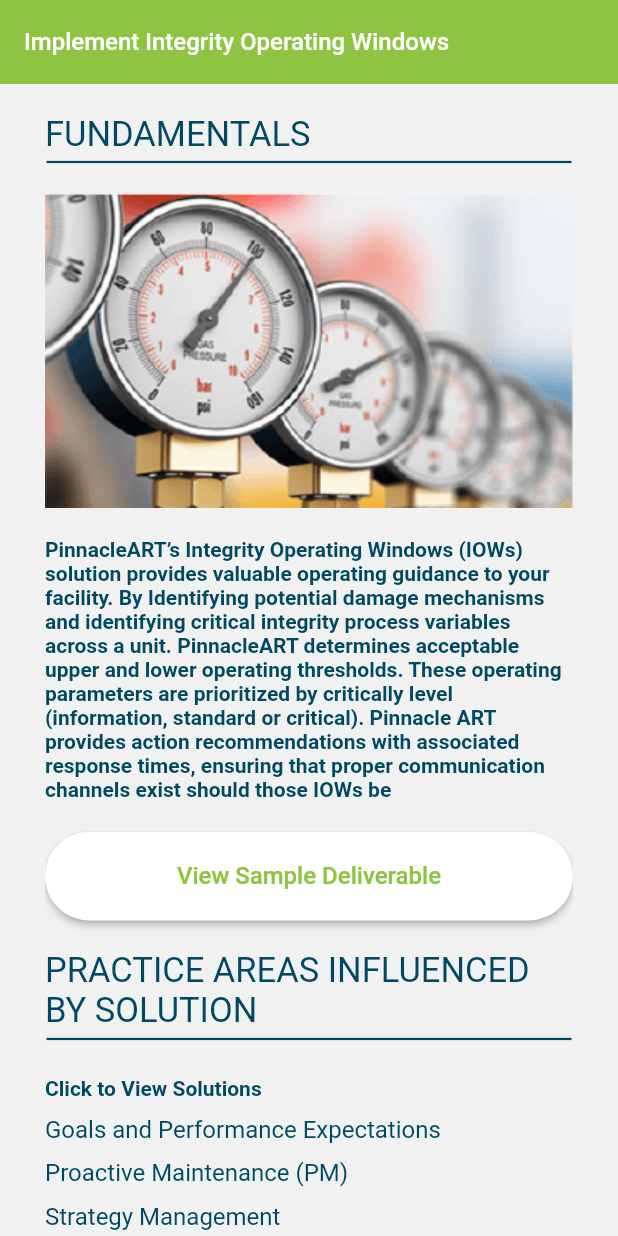
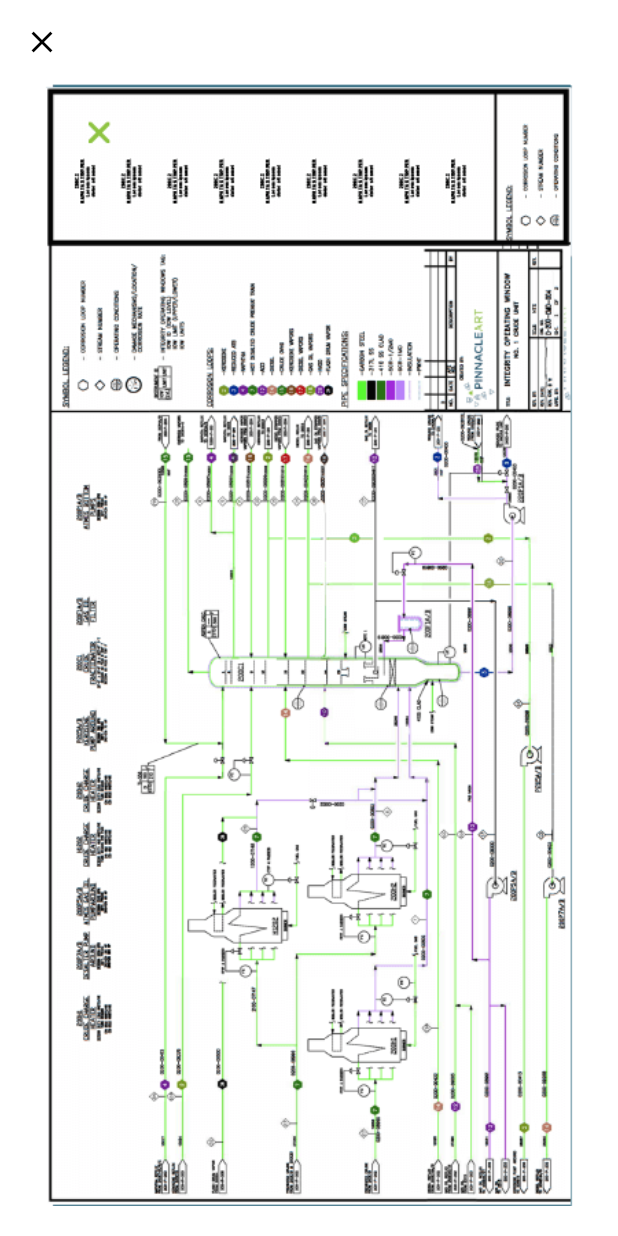
Before and after one commit to SonQBChau/brand_root_solution, a Flutter app: the screen it shows after launch, on a phone screen of 412 x 824 dp. Run offline on Flutter 3.47's test engine with Material 2 defaults, Android fonts, the phone set to English and light mode, and no system bars; our stand-ins replace charts_flutter; missing offline and left inert: animator; Roboto replaces fonts that are missing (GothicA1).

Commit message:
add sample delivery page

```diff
--- a/lib/main.dart
+++ b/lib/main.dart
@@ -6,6 +6,7 @@ import 'package:sale_form_demo/screens/menu_page.dart';
 import 'package:sale_form_demo/screens/mi_strategy_page.dart';
 import 'package:sale_form_demo/screens/my_home_page.dart';
 import 'package:provider/provider.dart';
+import 'package:sale_form_demo/screens/sample_delivery_page.dart';
 import 'package:sale_form_demo/screens/strategies_page.dart';
 import 'package:sale_form_demo/services/intro_form_provider.dart';
 import 'package:sale_form_demo/utils/app_color.dart';
@@ -23,7 +24,7 @@ class MyApp extends StatelessWidget {
         fontFamily: 'GothicA1',
       ),
 
-      home: ImplementPage(),
+      home: SampleDeliveryPage(),
 //home: MyHomePage(),
 
 
--- a/lib/screens/implement_page.dart
+++ b/lib/screens/implement_page.dart
@@ -53,7 +53,13 @@ class ImplementPage extends StatelessWidget {
             ),
             SizedBox(height: 20,),
             RaisedButton(//<-- Button Benchmark
-              onPressed: () {},
+              onPressed: () {
+                Navigator.of(context).push(MaterialPageRoute(
+                    builder: (BuildContext context){
+                      return ;
+                    },
+                ));
+              },
               shape: RoundedRectangleBorder(borderRadius: BorderRadius.circular(30.0)),
               color: Colors.white,
               padding: EdgeInsets.symmetric(vertical: 20, horizontal: 30),
--- /dev/null
+++ b/lib/screens/sample_delivery_page.dart
@@ -0,0 +1,28 @@
+import 'package:flutter/material.dart';
+
+class SampleDeliveryPage extends StatelessWidget {
+  @override
+  Widget build(BuildContext context) {
+    return Scaffold(
+      appBar: AppBar(
+        backgroundColor: Colors.white,
+        elevation: 0,
+        leading:  IconButton(
+          icon:  Icon(Icons.clear, color: Colors.black,),
+          onPressed: () => Navigator.of(context).pop(),
+        ),
+      ),
+      body: Container(
+        width: double.infinity,
+        padding: EdgeInsets.only( bottom: 20),
+        color: Colors.white,
+        child: Container(
+          child: Image.asset(
+            "images/sample_deliverable.png",
+            fit: BoxFit.contain,
+          ),
+        ),
+      ),
+    );
+  }
+}
--- a/lib/widgets/flow_chart_widget.dart
+++ b/lib/widgets/flow_chart_widget.dart
@@ -8,7 +8,7 @@ class FlowChartWidget extends StatelessWidget {
       child: InkWell(
         splashColor: Colors.blue.withAlpha(30),
         onTap: () {
-          Navigator.of(context).push(new MaterialPageRoute<Null>(
+          Navigator.of(context).push( MaterialPageRoute<Null>(
             builder: (BuildContext context) {
               return FlowChartPage();
             },
```
